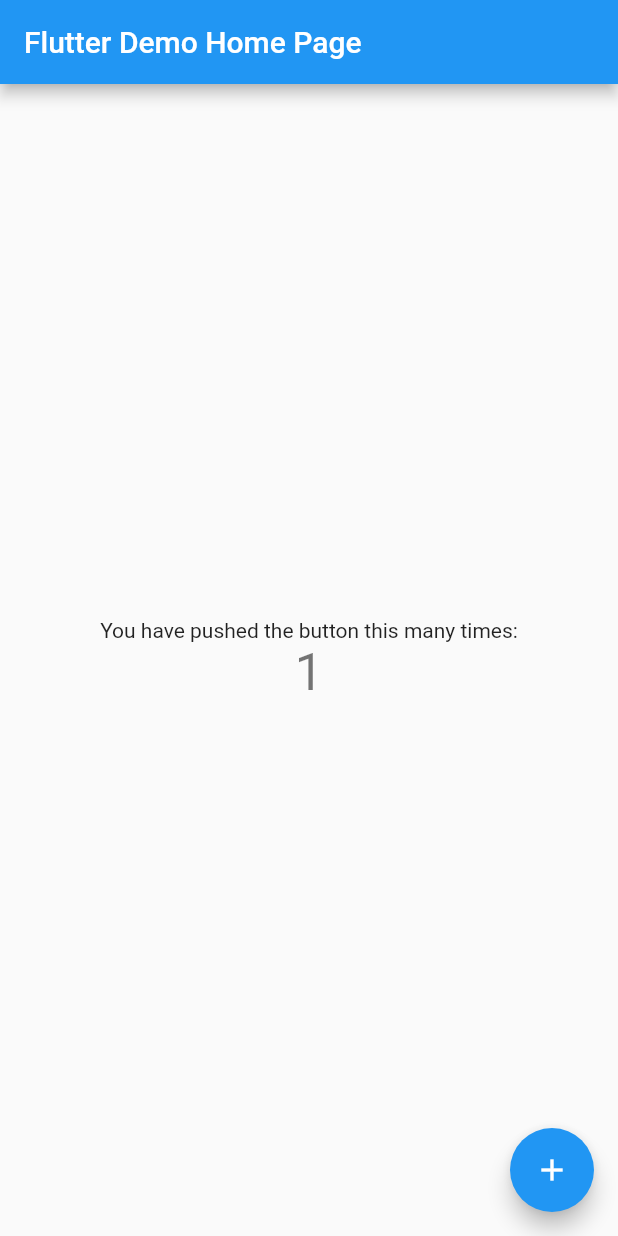
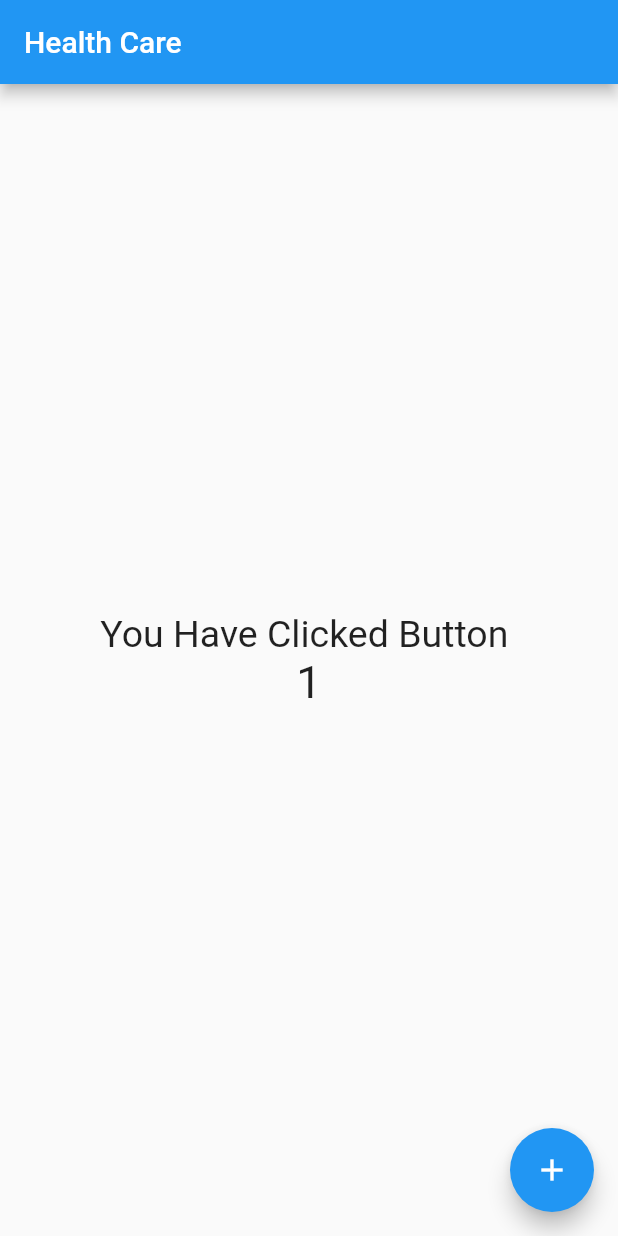
Before and after one commit to GayanathBuddhika/HealthCareApp, a Flutter app: the screen it shows after launch, after a tap on the "add" icon, on a phone screen of 412 x 824 dp. Run offline on Flutter 3.47's test engine with Material 2 defaults, Android fonts, the phone set to English and light mode, and no system bars; our stand-ins replace matcher.

Commit message:
create flottingAction Button

```diff
--- a/lib/main.dart
+++ b/lib/main.dart
@@ -1,117 +1,59 @@
+import 'package:flutter/cupertino.dart';
 import 'package:flutter/material.dart';
-
-void main() {
+import 'package:matcher/matcher.dart';
+void main(){
   runApp(MyApp());
 }
-
 class MyApp extends StatelessWidget {
-  // This widget is the root of your application.
   @override
   Widget build(BuildContext context) {
     return MaterialApp(
-      title: 'Flutter Demo',
-      theme: ThemeData(
-        // This is the theme of your application.
-        //
-        // Try running your application with "flutter run". You'll see the
-        // application has a blue toolbar. Then, without quitting the app, try
-        // changing the primarySwatch below to Colors.green and then invoke
-        // "hot reload" (press "r" in the console where you ran "flutter run",
-        // or simply save your changes to "hot reload" in a Flutter IDE).
-        // Notice that the counter didn't reset back to zero; the application
-        // is not restarted.
-        primarySwatch: Colors.blue,
-        // This makes the visual density adapt to the platform that you run
-        // the app on. For desktop platforms, the controls will be smaller and
-        // closer together (more dense) than on mobile platforms.
-        visualDensity: VisualDensity.adaptivePlatformDensity,
-      ),
-      home: MyHomePage(title: 'Flutter Demo Home Page'),
+      title: "Health Care",
+      home: HomePage()
     );
   }
 }
 
-class MyHomePage extends StatefulWidget {
-  MyHomePage({Key key, this.title}) : super(key: key);
-
-  // This widget is the home page of your application. It is stateful, meaning
-  // that it has a State object (defined below) that contains fields that affect
-  // how it looks.
-
-  // This class is the configuration for the state. It holds the values (in this
-  // case the title) provided by the parent (in this case the App widget) and
-  // used by the build method of the State. Fields in a Widget subclass are
-  // always marked "final".
-
-  final String title;
-
+class HomePage extends StatefulWidget {
   @override
-  _MyHomePageState createState() => _MyHomePageState();
+  _HomePageState createState() => _HomePageState();
 }
 
-class _MyHomePageState extends State<MyHomePage> {
-  int _counter = 0;
+class _HomePageState extends State<HomePage> {
+  int count = 0;
 
-  void _incrementCounter() {
+  void increment(){
+
     setState(() {
-      // This call to setState tells the Flutter framework that something has
-      // changed in this State, which causes it to rerun the build method below
-      // so that the display can reflect the updated values. If we changed
-      // _counter without calling setState(), then the build method would not be
-      // called again, and so nothing would appear to happen.
-      _counter++;
+      count = count +1;
+      print(count);
     });
+
   }
-
   @override
   Widget build(BuildContext context) {
-    // This method is rerun every time setState is called, for instance as done
-    // by the _incrementCounter method above.
-    //
-    // The Flutter framework has been optimized to make rerunning build methods
-    // fast, so that you can just rebuild anything that needs updating rather
-    // than having to individually change instances of widgets.
     return Scaffold(
       appBar: AppBar(
-        // Here we take the value from the MyHomePage object that was created by
-        // the App.build method, and use it to set our appbar title.
-        title: Text(widget.title),
+        title: Text("Health Care"),
       ),
       body: Center(
-        // Center is a layout widget. It takes a single child and positions it
-        // in the middle of the parent.
         child: Column(
-          // Column is also a layout widget. It takes a list of children and
-          // arranges them vertically. By default, it sizes itself to fit its
-          // children horizontally, and tries to be as tall as its parent.
-          //
-          // Invoke "debug painting" (press "p" in the console, choose the
-          // "Toggle Debug Paint" action from the Flutter Inspector in Android
-          // Studio, or the "Toggle Debug Paint" command in Visual Studio Code)
-          // to see the wireframe for each widget.
-          //
-          // Column has various properties to control how it sizes itself and
-          // how it positions its children. Here we use mainAxisAlignment to
-          // center the children vertically; the main axis here is the vertical
-          // axis because Columns are vertical (the cross axis would be
-          // horizontal).
           mainAxisAlignment: MainAxisAlignment.center,
           children: <Widget>[
-            Text(
-              'You have pushed the button this many times:',
-            ),
-            Text(
-              '$_counter',
-              style: Theme.of(context).textTheme.headline4,
-            ),
+            Text("You Have Clicked Button ", style: TextStyle(
+                fontSize: 25.0
+            ),),
+            Text( '$count', style:TextStyle(
+                fontSize: 30.0
+            ))
           ],
         ),
       ),
       floatingActionButton: FloatingActionButton(
-        onPressed: _incrementCounter,
-        tooltip: 'Increment',
         child: Icon(Icons.add),
-      ), // This trailing comma makes auto-formatting nicer for build methods.
+        onPressed: increment,
+      ),
+
     );
   }
 }
```
